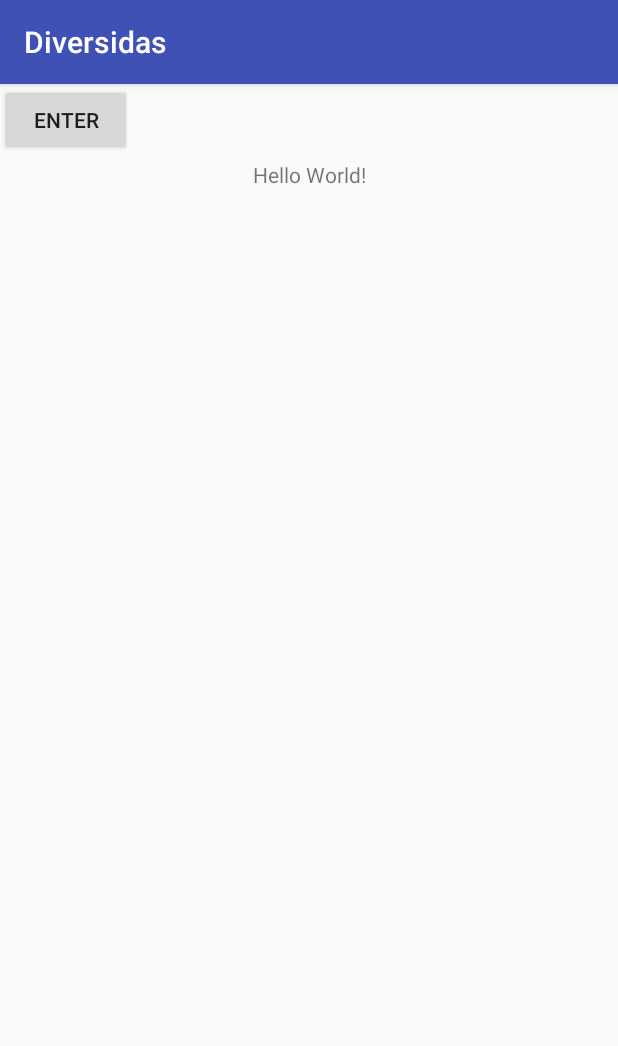
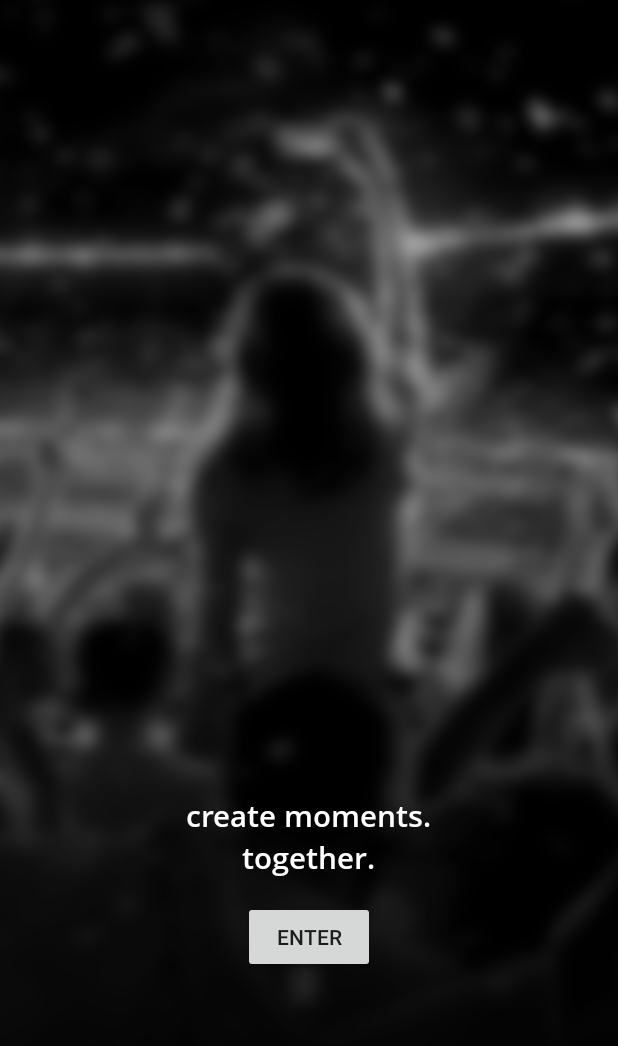
Before and after one commit to ZacharyBys/Adidas-Moments, an Android app: the screen it shows after launch (HomePage), on a phone screen of 412 x 824 dp. Shown: the top 1046 px of the screen. Run offline under Robolectric (Android 15) with nearby library versions, the phone set to English and light mode, and no system bars; libraries missing offline, so code that uses them is left out: net.gotev.uploadservice; 2 statements that could not run were skipped.

```diff
--- a/app/src/main/java/fcdiversidas/diversidas/HomePage.java
+++ b/app/src/main/java/fcdiversidas/diversidas/HomePage.java
@@ -1,18 +1,29 @@
 package fcdiversidas.diversidas;
 
 import android.content.Intent;
+import android.graphics.Typeface;
 import android.support.v7.app.AppCompatActivity;
 import android.os.Bundle;
 import android.view.View;
 import android.widget.Button;
+import android.widget.TextView;
+
 import java.util.List;
 
 public class HomePage extends AppCompatActivity {
+    public Typeface openSansRegular;
+    public Typeface openSansSemiBold;
 
     @Override
     protected void onCreate(Bundle savedInstanceState) {
         super.onCreate(savedInstanceState);
         setContentView(R.layout.activity_home_page);
+
+        openSansRegular = Typeface.createFromAsset(getAssets(),
+                "OpenSans-Regular.ttf");
+        openSansSemiBold = Typeface.createFromAsset(getAssets(),
+                "OpenSans-Semibold.ttf");
+
 
         Button enterButton = (Button) findViewById(R.id.enter);
         enterButton.setOnClickListener(new Button.OnClickListener() {
@@ -21,6 +32,11 @@ public class HomePage extends AppCompatActivity {
                 startActivity(intent);
             }
         });
+
+        TextView mainslogan = (TextView) findViewById(R.id.mainslogan);
+        mainslogan.setTypeface(openSansSemiBold);
+        TextView subslogan = (TextView) findViewById(R.id.subslogan);
+        subslogan.setTypeface(openSansSemiBold);
     }
 
 
--- a/app/src/main/java/fcdiversidas/diversidas/TimelinePin.java
+++ b/app/src/main/java/fcdiversidas/diversidas/TimelinePin.java
@@ -6,10 +6,10 @@ package fcdiversidas.diversidas;
 
 public class TimelinePin {
     private long timestamp;
-    private int pinid;
+    public String pinid;
     private String type;
 
-    TimelinePin(long time, int id, String t){
+    TimelinePin(long time, String id, String t){
         timestamp = time;
         pinid = id;
         type = t;
--- a/app/src/main/res/layout/activity_home_page.xml
+++ b/app/src/main/res/layout/activity_home_page.xml
@@ -1,27 +1,41 @@
 <?xml version="1.0" encoding="utf-8"?>
-<android.support.constraint.ConstraintLayout xmlns:android="http://schemas.android.com/apk/res/android"
+<RelativeLayout
+    xmlns:android="http://schemas.android.com/apk/res/android"
     xmlns:app="http://schemas.android.com/apk/res-auto"
-    xmlns:tools="http://schemas.android.com/tools"
-    android:layout_width="match_parent"
-    android:layout_height="match_parent"
-    tools:context="fcdiversidas.diversidas.HomePage">
+    android:layout_width="fill_parent"
+    android:layout_height="fill_parent"
+    android:background="@drawable/enter_bg">
 
-    <TextView
-        android:layout_width="wrap_content"
-        android:layout_height="wrap_content"
-        android:text="Hello World!"
-        app:layout_constraintBottom_toBottomOf="parent"
-        app:layout_constraintLeft_toLeftOf="parent"
-        app:layout_constraintRight_toRightOf="parent"
-        app:layout_constraintTop_toTopOf="parent"
-        app:layout_constraintVertical_bias="0.068" />
 
     <Button
         android:id="@+id/enter"
         android:layout_width="wrap_content"
         android:layout_height="wrap_content"
         android:text="Enter"
-        tools:layout_editor_absoluteX="147dp"
-        tools:layout_editor_absoluteY="230dp" />
+        android:layout_alignParentBottom="true"
+        android:layout_centerHorizontal="true"
+        android:layout_marginBottom="175dp"
+                                 />
 
-</android.support.constraint.ConstraintLayout>
+    <TextView
+        android:id="@+id/mainslogan"
+        android:textColor="#FFFFFF"
+        android:textSize="20dp"
+        android:layout_width="wrap_content"
+        android:layout_height="wrap_content"
+        android:text="create moments."
+        android:layout_above="@+id/subslogan"
+        android:layout_centerHorizontal="true" />
+
+    <TextView
+        android:id="@+id/subslogan"
+        android:textColor="#FFFFFF"
+        android:textSize="20dp"
+        android:layout_width="wrap_content"
+        android:layout_height="wrap_content"
+        android:text="together."
+        android:layout_marginBottom="15dp"
+        android:layout_above="@+id/enter"
+        android:layout_centerHorizontal="true" />
+
+</RelativeLayout>
--- a/app/src/main/res/values/colors.xml
+++ b/app/src/main/res/values/colors.xml
@@ -1,6 +1,7 @@
 <?xml version="1.0" encoding="utf-8"?>
 <resources>
-    <color name="colorPrimary">#3F51B5</color>
-    <color name="colorPrimaryDark">#303F9F</color>
-    <color name="colorAccent">#FF4081</color>
+    <color name="colorPrimary">#000000</color>
+    <color name="colorPrimaryDark">#000000</color>
+    <color name="colorAccent">#FFFFFF</color>
+    <color name="white">#FFFFFF</color>
 </resources>
--- a/app/src/main/res/values/styles.xml
+++ b/app/src/main/res/values/styles.xml
@@ -1,7 +1,7 @@
 <resources>
 
     <!-- Base application theme. -->
-    <style name="AppTheme" parent="Theme.AppCompat.Light.DarkActionBar">
+    <style name="AppTheme" parent="Theme.AppCompat.Light.NoActionBar">
         <!-- Customize your theme here. -->
         <item name="colorPrimary">@color/colorPrimary</item>
         <item name="colorPrimaryDark">@color/colorPrimaryDark</item>
```
Also changed, not shown: app/build.gradle (+10 -1 lines), app/src/main/java/fcdiversidas/diversidas/TimelinePage.java (+58 -5 lines), app/src/main/assets/OpenSans-Bold.ttf (added), app/src/main/assets/OpenSans-Regular.ttf (added), app/src/main/assets/OpenSans-Semibold.ttf (added), app/src/main/res/drawable/adidas_moments.png (added), app/src/main/res/drawable/enter_bg.png (added), app/src/main/res/drawable/map-pin.png (added), build.gradle (line endings or trailing spaces).
